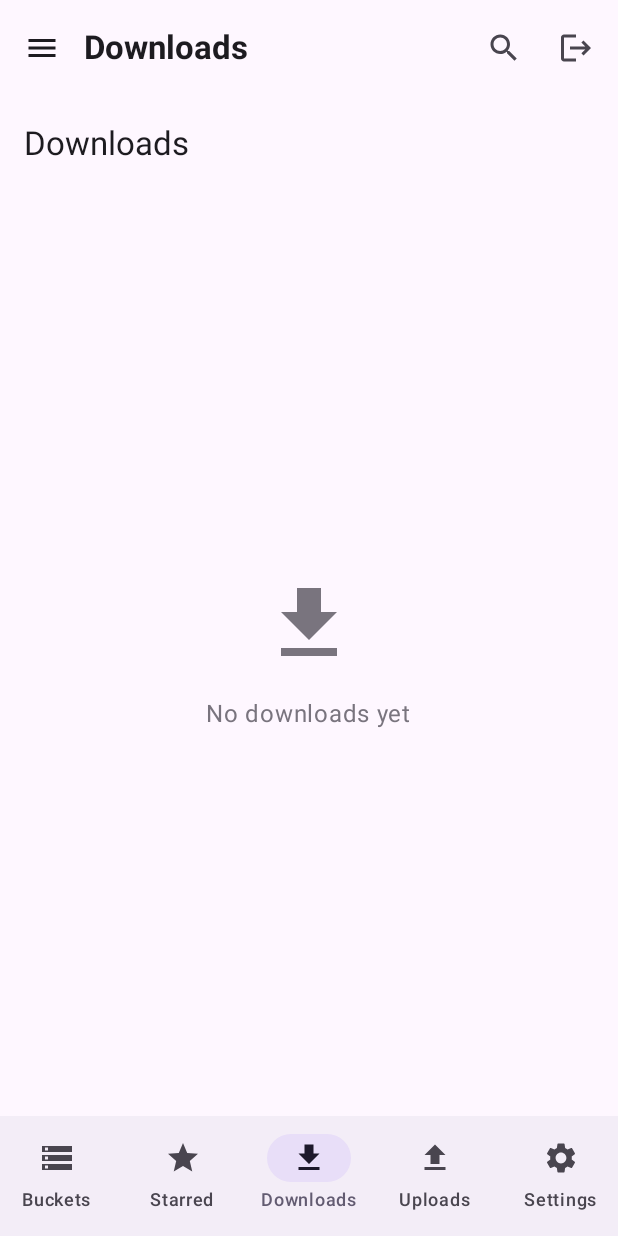
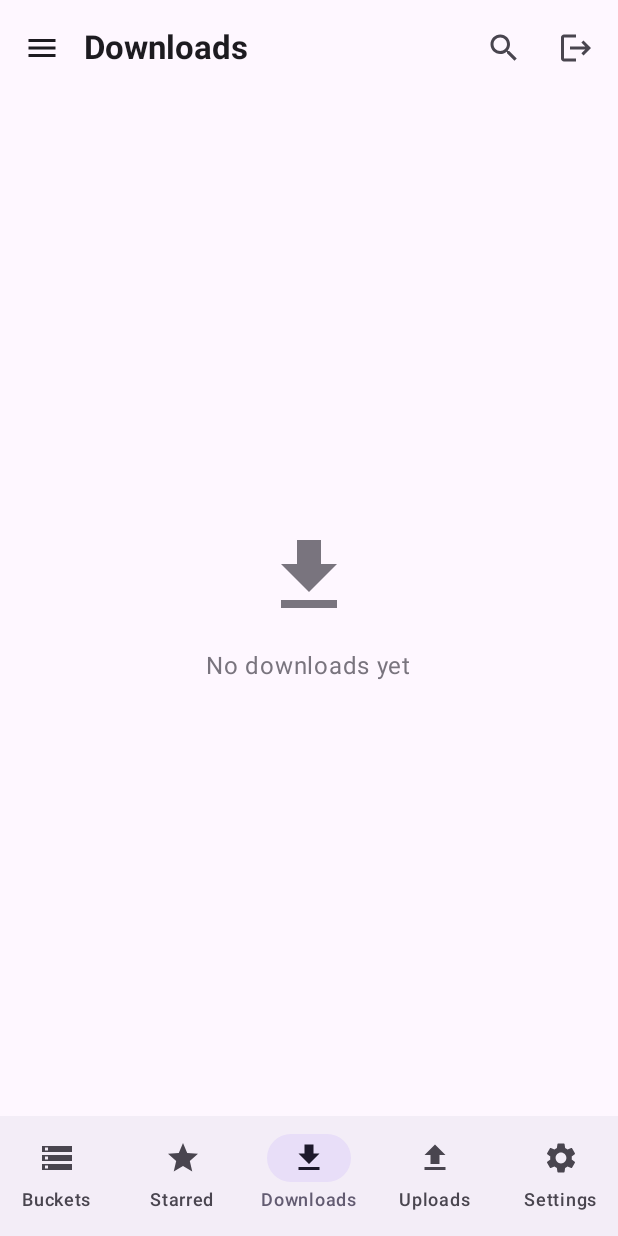
Before and after one commit to hieuwu/supabase-storage-client, an Android app built with Jetpack Compose: the composable MainScreen shown on its own in the app's theme, item 3 of the bottom bar chosen, on a phone screen of 412 x 824 dp. Run offline under Robolectric (Android 15) with nearby library versions, the light colour scheme and no system bars; libraries missing offline, so code that uses them is left out: io.github.jan.supabase; 1 statement that could not run was skipped.

Commit message:
Tweak app bar layout

```diff
--- a/composeApp/src/commonMain/kotlin/com/hieuwu/supabasestorageclient/presentation/downloads/DownloadsScreen.kt
+++ b/composeApp/src/commonMain/kotlin/com/hieuwu/supabasestorageclient/presentation/downloads/DownloadsScreen.kt
@@ -19,23 +19,16 @@ import com.hieuwu.supabasestorageclient.domain.model.DownloadItem
 import com.hieuwu.supabasestorageclient.domain.model.DownloadStatus
 import org.koin.compose.viewmodel.koinViewModel
 
-@OptIn(ExperimentalMaterial3Api::class)
 @Composable
 fun DownloadsScreen(
     viewModel: DownloadsViewModel = koinViewModel()
 ) {
     val downloads by viewModel.downloads.collectAsStateWithLifecycle()
 
-    Scaffold(
-        topBar = {
-            TopAppBar(
-                title = { Text("Downloads") }
-            )
-        }
-    ) { padding ->
+    Box(modifier = Modifier.fillMaxSize()) {
         if (downloads.isEmpty()) {
             Box(
-                modifier = Modifier.fillMaxSize().padding(padding),
+                modifier = Modifier.fillMaxSize(),
                 contentAlignment = Alignment.Center
             ) {
                 Column(horizontalAlignment = Alignment.CenterHorizontally) {
@@ -55,7 +48,7 @@ fun DownloadsScreen(
             }
         } else {
             LazyColumn(
-                modifier = Modifier.fillMaxSize().padding(padding),
+                modifier = Modifier.fillMaxSize(),
                 contentPadding = PaddingValues(16.dp),
                 verticalArrangement = Arrangement.spacedBy(16.dp)
             ) {
--- a/composeApp/src/commonMain/kotlin/com/hieuwu/supabasestorageclient/presentation/main/MainScreen.kt
+++ b/composeApp/src/commonMain/kotlin/com/hieuwu/supabasestorageclient/presentation/main/MainScreen.kt
@@ -3,6 +3,7 @@ package com.hieuwu.supabasestorageclient.presentation.main
 import androidx.compose.foundation.layout.*
 import androidx.compose.material.icons.Icons
 import androidx.compose.material.icons.filled.*
+import androidx.compose.material.icons.automirrored.filled.*
 import androidx.compose.material3.*
 import androidx.compose.runtime.*
 import androidx.compose.ui.Modifier
@@ -80,10 +81,17 @@ fun MainScreen(
                         Text(title, fontWeight = FontWeight.Bold)
                     },
                     navigationIcon = {
-                        IconButton(onClick = {
-                            scope.launch { drawerState.open() }
-                        }) {
-                            Icon(Icons.Default.Menu, contentDescription = "Menu")
+                        val isSubScreen = currentRoute?.startsWith("bucket") == true || currentRoute?.startsWith("file-view") == true
+                        if (isSubScreen) {
+                            IconButton(onClick = { navController.popBackStack() }) {
+                                Icon(Icons.AutoMirrored.Filled.ArrowBack, contentDescription = "Back")
+                            }
+                        } else {
+                            IconButton(onClick = {
+                                scope.launch { drawerState.open() }
+                            }) {
+                                Icon(Icons.Default.Menu, contentDescription = "Menu")
+                            }
                         }
                     },
                     actions = {
```
Also changed, not shown: composeApp/src/commonMain/kotlin/com/hieuwu/supabasestorageclient/presentation/filebrowser/FileBrowserScreen.kt (+7 -22 lines), composeApp/src/commonMain/kotlin/com/hieuwu/supabasestorageclient/presentation/fileview/FileViewScreen.kt (+1 -24 lines), composeApp/src/commonMain/kotlin/com/hieuwu/supabasestorageclient/presentation/uploads/UploadScreen.kt (+3 -10 lines).
